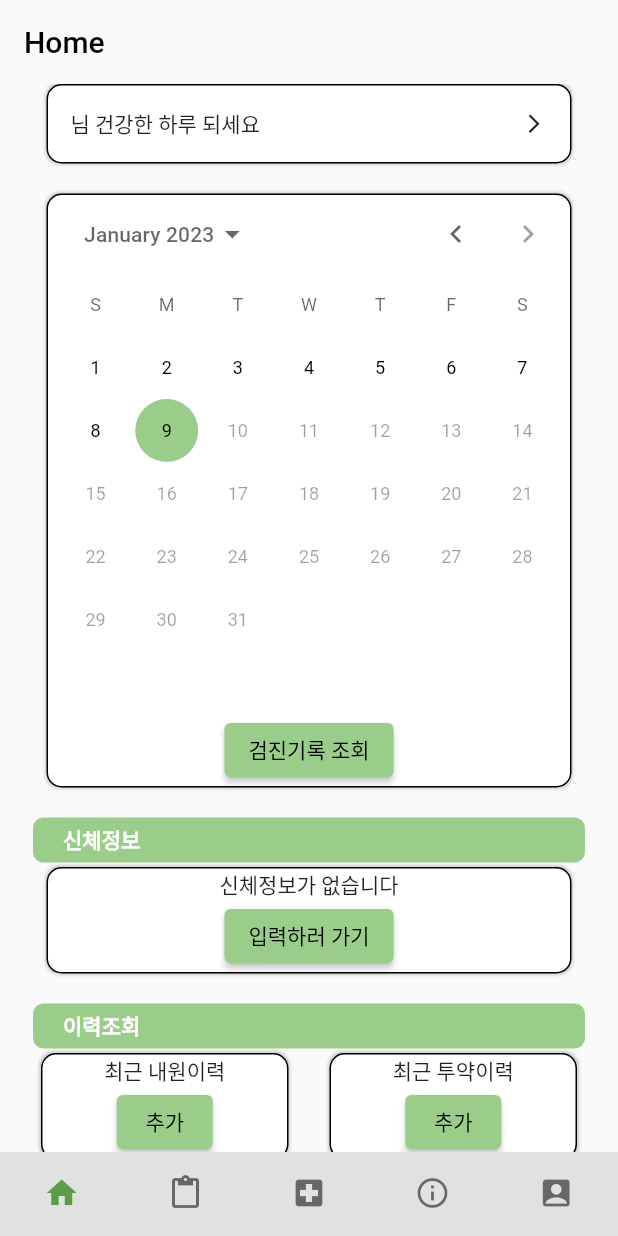
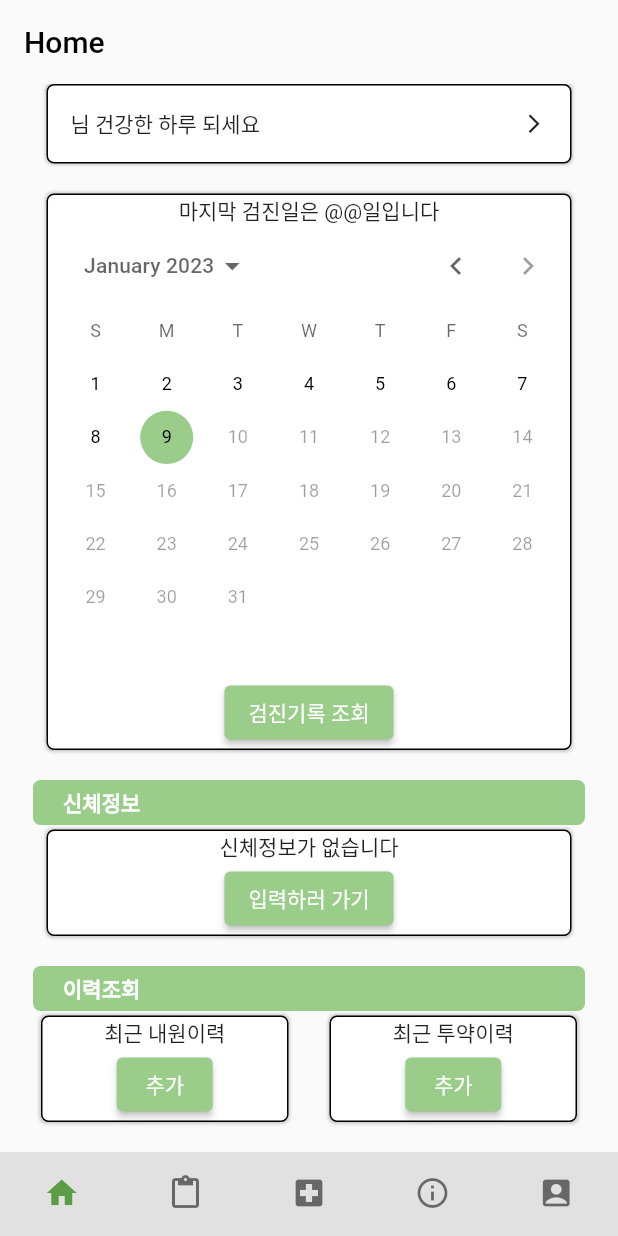
Before and after one commit to YHJeongg/Dr.Oh-R_Flutter, a Flutter app: the screen it shows after launch, after a tap on the "arrow forward ios" icon, on a phone screen of 412 x 824 dp. Run offline on Flutter 3.47's test engine with Material 2 defaults, Android fonts, the phone set to English and light mode, and no system bars; our stand-ins replace firebase_core, get; accounts and stored records are empty; network calls fail; statements that could not run were skipped.

Commit message:
Home<-HospitalVisit, Medication Updated, MyPage<-EditMemberInfo, SignOut Added

```diff
--- a/dr_oh_app/lib/components/news_provider.dart
+++ b/dr_oh_app/lib/components/news_api.dart
@@ -1,20 +1,20 @@
 import 'dart:convert';
 
-import 'package:dr_oh_app/model/news.dart';
+import 'package:dr_oh_app/model/news_model.dart';
 import 'package:http/http.dart' as http;
 
-class NewsProvider {
+class NewsAPI {
   Uri uri = Uri.parse(
       "https://newsapi.org/v2/top-headlines?country=kr&category=health&apiKey=9640fd4c518148688afc7e9c4093e0a5");
 
-  Future<List<News>> getNews() async {
-    List<News> news = [];
+  Future<List<NewsModel>> getNews() async {
+    List<NewsModel> news = [];
 
     final response = await http.get(uri);
 
     if (response.statusCode == 200) {
-      news = jsonDecode(response.body)['articles'].map<News>((article) {
-        return News.fromMap(article);
+      news = jsonDecode(response.body)['articles'].map<NewsModel>((article) {
+        return NewsModel.fromMap(article);
       }).toList();
     }
 
--- a/dr_oh_app/lib/model/news.dart
+++ /dev/null
@@ -1,11 +0,0 @@
-class News {
-  late String title;
-  late String description;
-
-  News({required this.title, required this.description});
-
-  News.fromMap(Map<String, dynamic>? map) {
-    title = map?['title'] ?? '';
-    description = map?['description'] ?? '';
-  }
-}
--- /dev/null
+++ b/dr_oh_app/lib/model/news_model.dart
@@ -0,0 +1,14 @@
+class NewsModel {
+  late String title;
+  late String description;
+
+  NewsModel({
+    required this.title,
+    required this.description,
+  });
+
+  NewsModel.fromMap(Map<String, dynamic>? map) {
+    title = map?['title'] ?? '';
+    description = map?['description'] ?? '';
+  }
+}
--- a/dr_oh_app/lib/view/home/home.dart
+++ b/dr_oh_app/lib/view/home/home.dart
@@ -1,13 +1,14 @@
-import 'package:dr_oh_app/components/news_provider.dart';
-import 'package:dr_oh_app/model/news.dart';
+import 'package:dr_oh_app/components/news_api.dart';
+import 'package:dr_oh_app/model/news_model.dart';
 import 'package:dr_oh_app/view/home/body_info.dart';
 import 'package:dr_oh_app/view/home/checkup_history.dart';
 import 'package:dr_oh_app/view/home/hospital_visit.dart';
 import 'package:dr_oh_app/view/home/medication.dart';
-import 'package:dr_oh_app/view/home/news_view.dart';
+import 'package:dr_oh_app/view/mypage/mypage.dart';
 import 'package:flutter/material.dart';
 import 'package:get/get.dart';
 import 'package:http/http.dart' as http;
+import 'package:provider/provider.dart';
 
 class Home extends StatefulWidget {
   const Home({super.key});
@@ -17,12 +18,14 @@ class Home extends StatefulWidget {
 }
 
 class _HomeState extends State<Home> {
-  List<News> news = [];
+  List<NewsModel> news = [];
+
   bool isLoading = true;
-  NewsProvider newsProvider = NewsProvider();
+
+  NewsAPI newsAPI = NewsAPI();
 
   Future initNews() async {
-    news = await newsProvider.getNews();
+    news = await newsAPI.getNews();
   }
 
   @override
@@ -42,7 +45,15 @@ class _HomeState extends State<Home> {
     DateTime selectedDate = DateTime.now();
     return Column(
       children: [
-        CalendarDatePicker(
+        Column(
+          children: [
+            const Text(
+              '마지막 검진일은 @@일입니다',
+              style: TextStyle(fontSize: 14),
+            ),
+            SizedBox(
+              height: 300,
+              child: CalendarDatePicker(
                 initialDate: selectedDate,
                 firstDate: DateTime(2000),
                 lastDate: DateTime.now(),
@@ -50,6 +61,9 @@ class _HomeState extends State<Home> {
                   selectedDate = value;
                   print(selectedDate);
                 }),
+              ),
+            ),
+          ],
         ),
         ElevatedButton(
           onPressed: () {
@@ -60,6 +74,7 @@ class _HomeState extends State<Home> {
           },
           child: const Text(
             '검진기록 조회',
+            style: TextStyle(color: Colors.white),
           ),
         )
       ],
@@ -74,9 +89,7 @@ class _HomeState extends State<Home> {
         style: BorderStyle.solid,
         width: 1,
       ),
-      borderRadius: const BorderRadius.all(
-        Radius.circular(10),
-      ),
+      borderRadius: BorderRadius.circular(5),
       color: Colors.white,
       boxShadow: [
         BoxShadow(
@@ -108,7 +121,7 @@ class _HomeState extends State<Home> {
       padding: const EdgeInsets.symmetric(horizontal: 22),
       child: Container(
         decoration: BoxDecoration(
-          borderRadius: BorderRadius.circular(7),
+          borderRadius: BorderRadius.circular(5),
           color: const Color(0xFF99CD89),
         ),
         width: Get.width,
@@ -142,6 +155,7 @@ class _HomeState extends State<Home> {
       },
       child: Text(
         title,
+        style: const TextStyle(color: Colors.white),
       ),
     );
   }
@@ -173,6 +187,27 @@ class _HomeState extends State<Home> {
                           padding: const EdgeInsets.all(15),
                           child: Card(
                             elevation: 2,
+                            child: InkWell(
+                              onTap: () {
+                                showDialog(
+                                  context: context,
+                                  builder: ((context) {
+                                    return Column(
+                                      mainAxisSize: MainAxisSize.min,
+                                      mainAxisAlignment:
+                                          MainAxisAlignment.center,
+                                      children: [
+                                        AlertDialog(
+                                          scrollable: true,
+                                          title: Text(news[index].title),
+                                          content:
+                                              Text(news[index].description),
+                                        ),
+                                      ],
+                                    );
+                                  }),
+                                );
+                              },
                               child: Column(
                                 children: [
                                   Text(
@@ -186,6 +221,7 @@ class _HomeState extends State<Home> {
                                     maxLines: 5,
                                   ),
                                 ],
+                              ),
                             ),
                           ),
                         );
--- a/dr_oh_app/lib/view/mypage/mypage.dart
+++ b/dr_oh_app/lib/view/mypage/mypage.dart
@@ -1,3 +1,5 @@
+import 'package:dr_oh_app/view/mypage/edit_member_info.dart';
+import 'package:dr_oh_app/view/mypage/sign_out.dart';
 import 'package:flutter/material.dart';
 import 'package:get/get.dart';
 
@@ -119,7 +121,7 @@ class MyPage extends StatelessWidget {
                       Icons.local_hospital,
                       color: Color(0xFF99CD89),
                     ),
-                ),
+                    SignOut()),
                 const Divider(),
                 _btnContentActions(
                     "내가 쓴 글",
@@ -127,7 +129,7 @@ class MyPage extends StatelessWidget {
                       Icons.payment,
                       color: Color(0xFF99CD89),
                     ),
-                ),
+                    SignOut()),
                 const Divider(),
                 _btnContentActions(
                     "회원 탈퇴",
@@ -135,7 +137,7 @@ class MyPage extends StatelessWidget {
                       Icons.info_outline,
                       color: Color(0xFF99CD89),
                     ),
-                ),
+                    SignOut()),
               ],
             ),
           ),
@@ -159,7 +161,7 @@ class MyPage extends StatelessWidget {
                       Icons.bar_chart,
                       color: Color(0xFF99CD89),
                     ),
-                ),
+                    SignOut()),
                 const Divider(),
                 _btnContentActions(
                     "뇌졸중 그래프",
@@ -167,7 +169,7 @@ class MyPage extends StatelessWidget {
                       Icons.show_chart,
                       color: Color(0xFF99CD89),
                     ),
-                ),
+                    SignOut()),
                 const Divider(),
                 _btnContentActions(
                     "치매 그래프",
@@ -175,7 +177,7 @@ class MyPage extends StatelessWidget {
                       Icons.area_chart,
                       color: Color(0xFF99CD89),
                     ),
-                ),
+                    SignOut()),
                 const Divider(),
                 _btnContentActions(
                     "BMI 그래프",
@@ -183,7 +185,7 @@ class MyPage extends StatelessWidget {
                       Icons.pie_chart,
                       color: Color(0xFF99CD89),
                     ),
-                ),
+                    SignOut()),
               ],
             ),
           ),
@@ -192,7 +194,7 @@ class MyPage extends StatelessWidget {
     );
   }
 
-  Widget _btnContentActions(String text, Icon icon) {
+  Widget _btnContentActions(String text, Icon icon, dynamic? path) {
     return ListTile(
       leading: icon == null ? const Icon(Icons.error) : icon,
       title: Text(text),
@@ -201,6 +203,9 @@ class MyPage extends StatelessWidget {
         size: 15,
         color: Colors.grey,
       ),
+      onTap: () {
+        Get.to(path);
+      },
     );
   }
 
@@ -219,6 +224,18 @@ class MyPage extends StatelessWidget {
             _head('기본정보'),
             const SizedBox(height: 3),
             _profile(),
+            SizedBox(
+                height: 30,
+                child: Row(
+                  mainAxisAlignment: MainAxisAlignment.end,
+                  children: [
+                    TextButton(
+                        onPressed: () {
+                          Get.to(() => EditMemberInfo());
+                        },
+                        child: const Text('수정')),
+                  ],
+                )),
             const SizedBox(height: 30),
             _head('추가정보'),
             _additionalInfo(),
```
Also changed, not shown: dr_oh_app/lib/view/home/hospital_visit.dart (+20 -10 lines), dr_oh_app/lib/view/home/medication.dart (+61 -22 lines), dr_oh_app/lib/view/home/news_view.dart (deleted, +0 -77 lines), dr_oh_app/lib/view/mypage/edit_member_info.dart (added, +63 -0 lines), dr_oh_app/lib/view/mypage/sign_out.dart (added, +74 -0 lines). Lines whose indentation alone changed are shown as unchanged.
